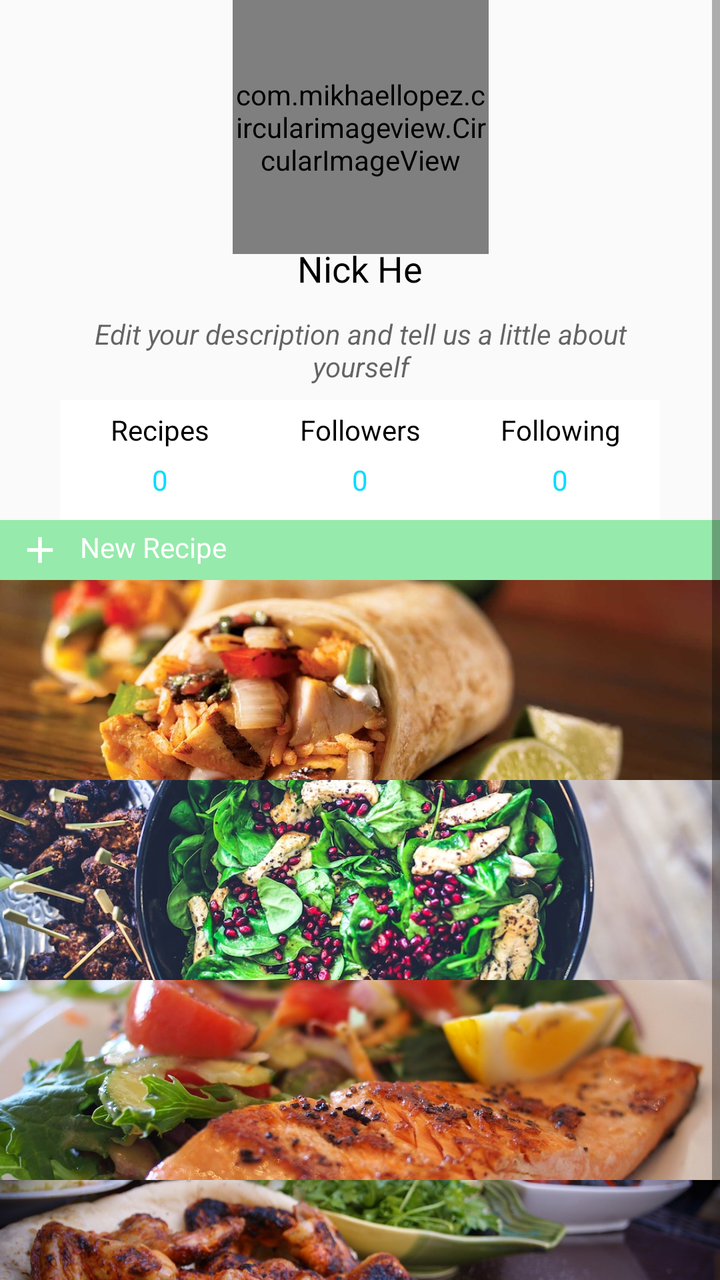
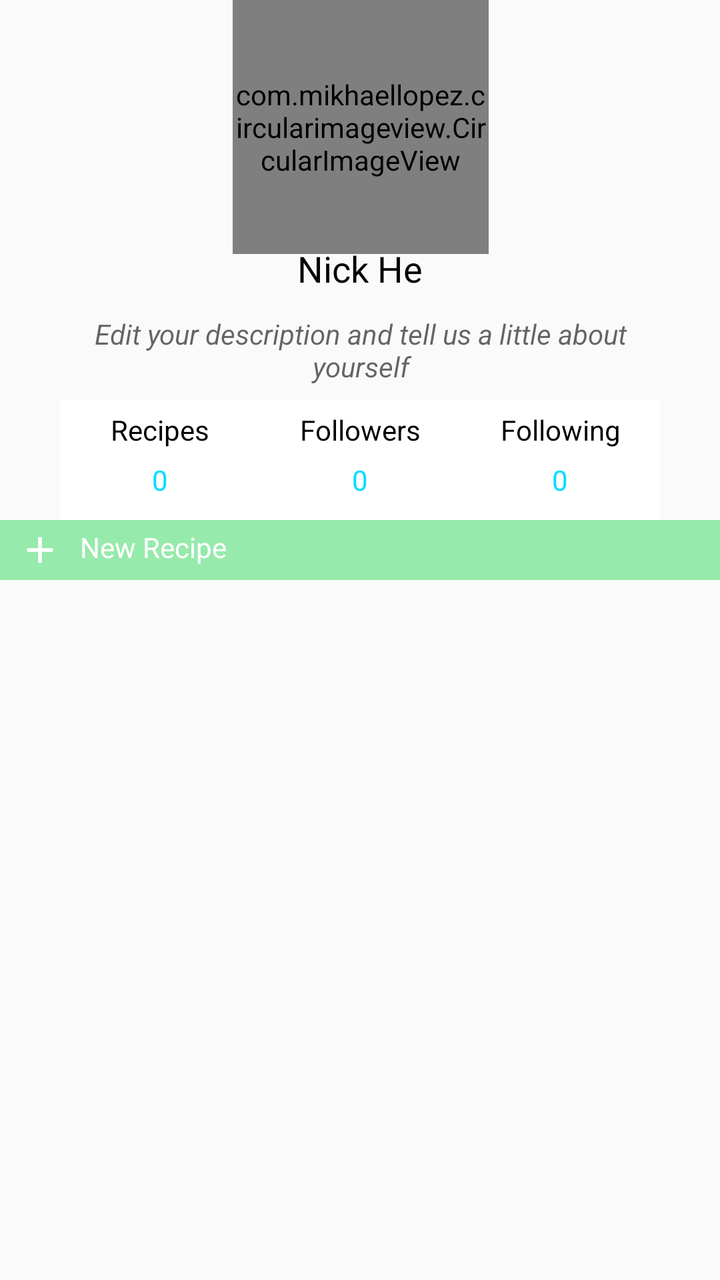

The first picture is an Android layout as it rendered before a commit; the second is the same layout after the commit. The layout source and the unified diff follow.
<!-- AndroidManifest.xml: application theme AppTheme -->
<!-- res/layout/fragment_profile.xml -->
<?xml version="1.0" encoding="utf-8"?>
<android.support.constraint.ConstraintLayout xmlns:android="http://schemas.android.com/apk/res/android"
    xmlns:app="http://schemas.android.com/apk/res-auto"
    xmlns:tools="http://schemas.android.com/tools"
    android:layout_width="match_parent"
    android:layout_height="match_parent"
    tools:context=".ProfileFragment">

    
    <ScrollView
        android:id="@+id/scrollView"
        android:layout_width="0dp"
        android:layout_height="0dp"
        android:fillViewport="true"
        app:layout_constraintBottom_toBottomOf="parent"
        app:layout_constraintEnd_toEndOf="parent"
        app:layout_constraintHorizontal_bias="0.0"
        app:layout_constraintStart_toStartOf="parent"
        app:layout_constraintTop_toTopOf="parent"
        app:layout_constraintVertical_bias="0.333">

        <android.support.constraint.ConstraintLayout
            android:id="@+id/contentLayout"
            android:layout_width="match_parent"
            android:layout_height="wrap_content">

            <android.support.constraint.ConstraintLayout
                android:id="@+id/constraintLayout"
                android:layout_width="match_parent"
                android:layout_height="240dp">

                <com.mikhaellopez.circularimageview.CircularImageView
                    android:id="@+id/circularImageView"
                    android:layout_width="128dp"
                    android:layout_height="127dp"
                    android:layout_marginEnd="8dp"
                    android:layout_marginStart="8dp"
                    android:padding="0dp"
                    android:src="@drawable/profile"
                    app:civ_border_color="#EEEEEE"
                    app:civ_border_width="4dp"
                    app:civ_shadow="true"
                    app:civ_shadow_color="#8BC34A"
                    app:civ_shadow_radius="10"
                    app:layout_constraintBottom_toBottomOf="parent"
                    app:layout_constraintEnd_toEndOf="parent"
                    app:layout_constraintHorizontal_bias="0.502"
                    app:layout_constraintStart_toStartOf="parent"
                    app:layout_constraintTop_toTopOf="parent"
                    app:layout_constraintVertical_bias="0.0" />

                <EditText
                    android:id="@+id/nameEditText"
                    android:layout_width="100dp"
                    android:layout_height="33dp"
                    android:layout_marginBottom="8dp"
                    android:layout_marginEnd="8dp"
                    android:layout_marginStart="8dp"
                    android:background="@android:color/transparent"
                    android:gravity="center"
                    android:text="Nick He"
                    android:textColor="@android:color/background_dark"
                    app:layout_constraintBottom_toBottomOf="parent"
                    app:layout_constraintEnd_toEndOf="parent"
                    app:layout_constraintStart_toStartOf="parent"
                    app:layout_constraintTop_toTopOf="parent"
                    app:layout_constraintVertical_bias="0.592" />

                <EditText
                    android:id="@+id/descriptionEditText"
                    android:layout_width="302dp"
                    android:layout_height="49dp"
                    android:layout_marginBottom="8dp"
                    android:layout_marginEnd="8dp"
                    android:layout_marginStart="8dp"
                    android:background="@android:color/transparent"
                    android:gravity="center"
                    android:hint="Edit your description and tell us a little about yourself"
                    android:padding="0dp"
                    android:textSize="14sp"
                    android:textStyle="italic"
                    app:layout_constraintBottom_toBottomOf="parent"
                    app:layout_constraintEnd_toEndOf="parent"
                    app:layout_constraintHorizontal_bias="0.505"
                    app:layout_constraintStart_toStartOf="parent"
                    app:layout_constraintTop_toBottomOf="@+id/nameEditText"
                    app:layout_constraintVertical_bias="0.0" />

            </android.support.constraint.ConstraintLayout>

            <LinearLayout
                android:id="@+id/linear"
                android:layout_width="300dp"
                android:layout_height="65dp"
                android:layout_marginEnd="8dp"
                android:layout_marginStart="8dp"
                android:layout_marginTop="200dp"
                android:background="@android:color/background_light"
                android:orientation="horizontal"
                app:layout_constraintEnd_toEndOf="parent"
                app:layout_constraintStart_toStartOf="parent"
                app:layout_constraintTop_toTopOf="@id/contentLayout">

                <LinearLayout
                    android:layout_width="100dp"
                    android:layout_height="match_parent"
                    android:orientation="vertical">

                    <TextView
                        android:layout_width="100dp"
                        android:layout_height="30dp"
                        android:gravity="center"
                        android:text="Recipes"
                        android:textColor="@android:color/black" />

                    <TextView
                        android:layout_width="100dp"
                        android:layout_height="20dp"
                        android:gravity="center"
                        android:text="0"
                        android:textColor="@android:color/holo_blue_bright" />

                </LinearLayout>

                <LinearLayout
                    android:layout_width="100dp"
                    android:layout_height="match_parent"
                    android:orientation="vertical">

                    <TextView
                        android:layout_width="100dp"
                        android:layout_height="30dp"
                        android:gravity="center"
                        android:text="Followers"
                        android:textColor="@android:color/black" />

                    <TextView
                        android:layout_width="100dp"
                        android:layout_height="20dp"
                        android:gravity="center"
                        android:text="0"
                        android:textColor="@android:color/holo_blue_bright" />

                </LinearLayout>

                <LinearLayout
                    android:layout_width="100dp"
                    android:layout_height="match_parent"
                    android:orientation="vertical">

                    <TextView
                        android:layout_width="100dp"
                        android:layout_height="30dp"
                        android:gravity="center"
                        android:text="Following"
                        android:textColor="@android:color/black" />

                    <TextView
                        android:layout_width="100dp"
                        android:layout_height="20dp"
                        android:gravity="center"
                        android:text="0"
                        android:textColor="@android:color/holo_blue_bright" />

                </LinearLayout>

            </LinearLayout>

            <LinearLayout
                android:layout_width="match_parent"
                android:layout_height="wrap_content"
                android:layout_marginTop="60dp"
                android:orientation="vertical"
                app:layout_constraintTop_toTopOf="@id/linear">

                <LinearLayout
                    android:layout_width="match_parent"
                    android:layout_height="30dp"
                    android:background="#96eaab"
                    android:orientation="horizontal">

                    <ImageView
                        android:layout_width="wrap_content"
                        android:layout_height="match_parent"
                        android:layout_marginBottom="4dp"
                        android:layout_marginLeft="8dp"
                        android:layout_marginTop="4dp"
                        android:src="@drawable/ic_add_black_24dp" />

                    <TextView
                        android:layout_width="wrap_content"
                        android:layout_height="match_parent"
                        android:layout_marginBottom="4dp"
                        android:layout_marginLeft="8dp"
                        android:layout_marginTop="4dp"
                        android:text="New Recipe"
                        android:textColor="@android:color/white" />

                </LinearLayout>

                <ImageView
                    android:layout_width="match_parent"
                    android:layout_height="100dp"
                    android:scaleType="centerCrop"
                    android:src="@drawable/food1" />

                <ImageView
                    android:layout_width="match_parent"
                    android:layout_height="100dp"
                    android:scaleType="centerCrop"
                    android:src="@drawable/food2" />

                <ImageView
                    android:layout_width="match_parent"
                    android:layout_height="100dp"
                    android:scaleType="centerCrop"
                    android:src="@drawable/food3" />

                <ImageView
                    android:layout_width="match_parent"
                    android:layout_height="100dp"
                    android:scaleType="centerCrop"
                    android:src="@drawable/food4" />

            </LinearLayout>

        </android.support.constraint.ConstraintLayout>

    </ScrollView>

</android.support.constraint.ConstraintLayout>
<!-- resources referenced by this layout -->
<resources>
  <!-- drawable food1: jpg bitmap (drawable, 163720 bytes) -->
  <!-- drawable food2: jpg bitmap (drawable, 234340 bytes) -->
  <!-- drawable food3: jpg bitmap (drawable, 216133 bytes) -->
  <!-- drawable food4: jpg bitmap (drawable, 236515 bytes) -->
  <!-- drawable ic_add_black_24dp (drawable) -->
  <vector android:height="24dp" android:tint="#FFFFFF"
      android:viewportHeight="24.0" android:viewportWidth="24.0"
      android:width="24dp" xmlns:android="http://schemas.android.com/apk/res/android">
      <path android:fillColor="#FF000000" android:pathData="M19,13h-6v6h-2v-6H5v-2h6V5h2v6h6v2z"/>
  </vector>
  <!-- drawable profile: jpg bitmap (drawable, 623070 bytes) -->
  <style name="AppTheme" parent="Theme.AppCompat.Light.DarkActionBar">
          
          <item name="colorPrimary">@color/colorPrimary</item>
          <item name="colorPrimaryDark">@color/colorPrimaryDark</item>
          <item name="colorAccent">@color/colorAccent</item>
      </style>
  <color name="colorPrimary">#3F51B5</color>
  <color name="colorPrimaryDark">#303F9F</color>
  <color name="colorAccent">#FF4081</color>
</resources>

<!-- the commit's change to res/layout/fragment_profile.xml (unified diff, before → after) -->
@@ -12,6 +12,7 @@
         android:layout_width="0dp"
         android:layout_height="0dp"
         android:fillViewport="true"
+        android:scrollbars="vertical"
         app:layout_constraintBottom_toBottomOf="parent"
         app:layout_constraintEnd_toEndOf="parent"
         app:layout_constraintHorizontal_bias="0.0"
@@ -198,29 +199,13 @@
 
                 </LinearLayout>
 
-                <ImageView
+                <ListView
+                    android:id="@+id/profile_recipeList"
                     android:layout_width="match_parent"
-                    android:layout_height="100dp"
-                    android:scaleType="centerCrop"
-                    android:src="@drawable/food1" />
-
-                <ImageView
-                    android:layout_width="match_parent"
-                    android:layout_height="100dp"
-                    android:scaleType="centerCrop"
-                    android:src="@drawable/food2" />
-
-                <ImageView
-                    android:layout_width="match_parent"
-                    android:layout_height="100dp"
-                    android:scaleType="centerCrop"
-                    android:src="@drawable/food3" />
-
-                <ImageView
-                    android:layout_width="match_parent"
-                    android:layout_height="100dp"
-                    android:scaleType="centerCrop"
-                    android:src="@drawable/food4" />
+                    android:layout_height="wrap_content"
+                    android:scrollbars="vertical">
+
+                </ListView>
 
             </LinearLayout>
 
<!-- resource entries referenced after the edit -->
@@ -1,9 +1,5 @@
 <!-- resources referenced by this layout -->
 <resources>
-  <!-- drawable food1: jpg bitmap (drawable, 163720 bytes) -->
-  <!-- drawable food2: jpg bitmap (drawable, 234340 bytes) -->
-  <!-- drawable food3: jpg bitmap (drawable, 216133 bytes) -->
-  <!-- drawable food4: jpg bitmap (drawable, 236515 bytes) -->
   <!-- drawable ic_add_black_24dp (drawable) -->
   <vector android:height="24dp" android:tint="#FFFFFF"
       android:viewportHeight="24.0" android:viewportWidth="24.0"
